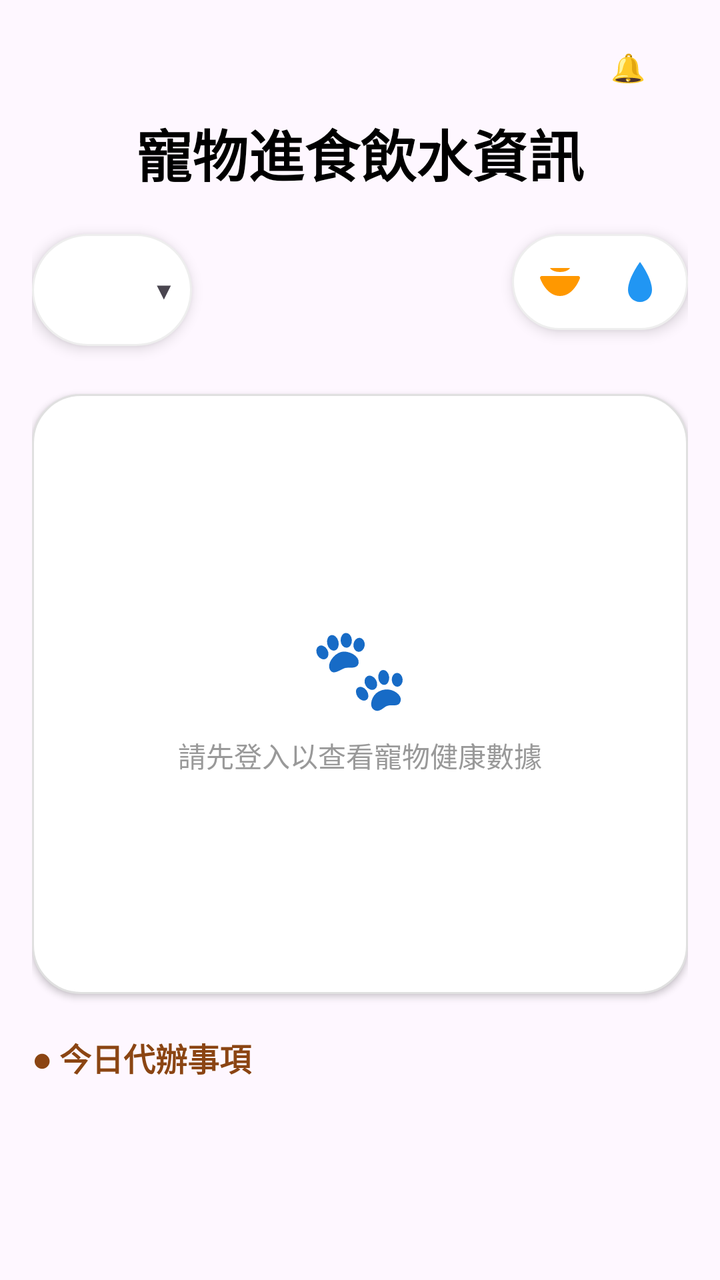
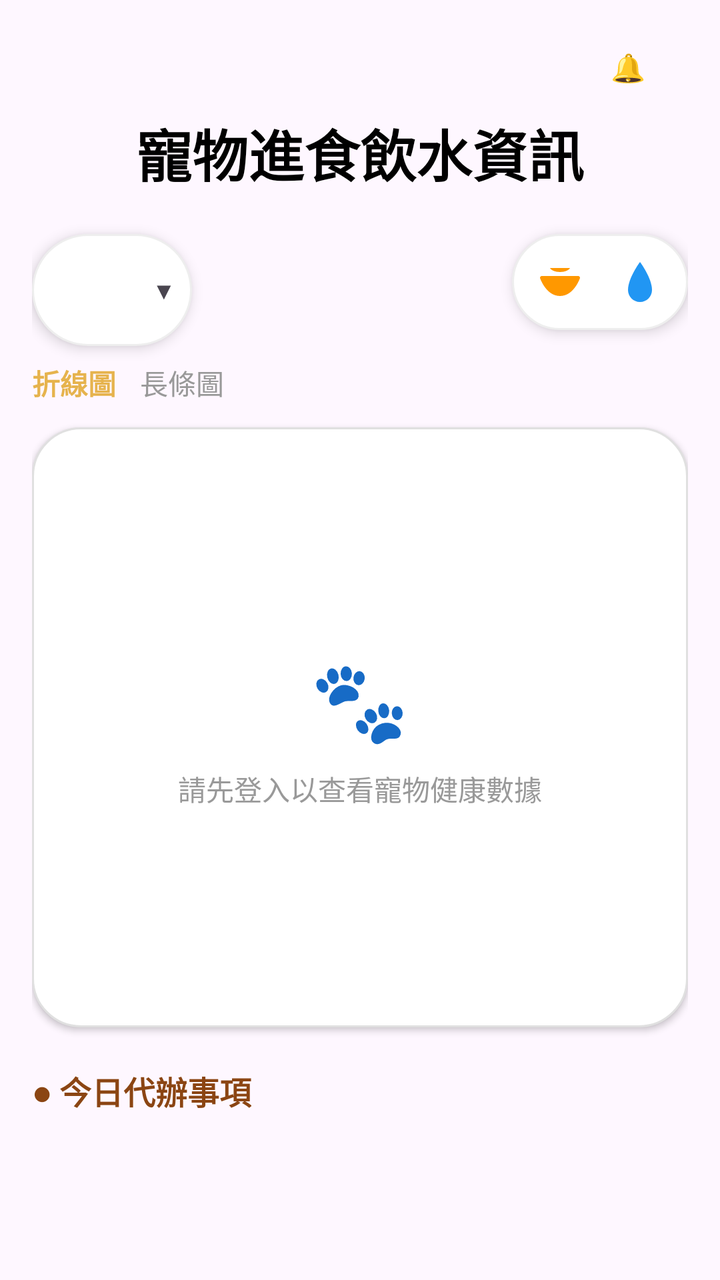

Before-and-after screenshots of an Android layout around one commit, followed by the original layout XML and the change that was made.
<!-- AndroidManifest.xml: application theme Theme.Pet_app -->
<!-- res/layout/fragment_home.xml -->
<?xml version="1.0" encoding="utf-8"?>
<androidx.constraintlayout.widget.ConstraintLayout xmlns:android="http://schemas.android.com/apk/res/android"
    xmlns:app="http://schemas.android.com/apk/res-auto"
    xmlns:tools="http://schemas.android.com/tools"
    android:layout_width="match_parent"
    android:layout_height="match_parent"
    android:padding="16dp">

    <TextView
        android:id="@+id/tv_title"
        android:layout_width="wrap_content"
        android:layout_height="wrap_content"
        android:text="寵物進食飲水資訊"
        android:textSize="28sp"
        android:textStyle="bold"
        android:textColor="#000000"
        app:layout_constraintTop_toTopOf="parent"
        app:layout_constraintStart_toStartOf="parent"
        app:layout_constraintEnd_toEndOf="parent"
        android:layout_marginTop="40dp"/>

    <FrameLayout
        android:id="@+id/btn_notification"
        android:layout_width="60dp"
        android:layout_height="35dp"
        android:background="@drawable/bg_notification_pill"
        android:clickable="true"
        android:focusable="true"
        android:foreground="?attr/selectableItemBackground"
        app:layout_constraintTop_toTopOf="parent"
        app:layout_constraintEnd_toEndOf="parent">

        <TextView
            android:layout_width="wrap_content"
            android:layout_height="wrap_content"
            android:layout_gravity="center"
            android:text="🔔" />
    </FrameLayout>

    <LinearLayout
        android:id="@+id/pet_selector"
        android:layout_width="wrap_content"
        android:layout_height="wrap_content"
        android:orientation="horizontal"
        android:background="@drawable/bg_white_rounded_capsule"
        android:elevation="4dp"
        android:padding="8dp"
        android:gravity="center_vertical"
        android:clickable="true"
        android:focusable="true"
        app:layout_constraintTop_toBottomOf="@id/tv_title"
        app:layout_constraintStart_toStartOf="parent"
        android:layout_marginTop="20dp">

        <com.google.android.material.imageview.ShapeableImageView
            android:id="@+id/img_pet_avatar"
            android:layout_width="40dp"
            android:layout_height="40dp"
            android:src="@drawable/cat_flower"
            android:clickable="false"
            android:focusable="false"
            app:shapeAppearanceOverlay="@style/CircleImageStyle"/>

        <TextView
            android:id="@+id/tv_pet_name"
            android:layout_width="wrap_content"
            android:layout_height="wrap_content"
            android:text=""
            android:textStyle="bold"
            android:clickable="false"
            android:focusable="false"
            android:layout_marginStart="8dp"
            android:layout_marginEnd="4dp"/>

        <TextView
            android:layout_width="wrap_content"
            android:layout_height="wrap_content"
            android:text="▼"
            android:clickable="false"
            android:focusable="false"
            android:textSize="12sp"/>
    </LinearLayout>

    <LinearLayout
        android:layout_width="wrap_content"
        android:layout_height="wrap_content"
        android:background="@drawable/bg_white_rounded_capsule"
        android:elevation="4dp"
        android:padding="4dp"
        app:layout_constraintTop_toTopOf="@id/pet_selector"
        app:layout_constraintEnd_toEndOf="parent">

        <ImageButton
            android:id="@+id/iv_food_tab"
            android:layout_width="40dp"
            android:layout_height="40dp"
            app:srcCompat="@drawable/ic_food_bowl_orange"
            android:background="@android:color/transparent"/>

        <ImageButton
            android:id="@+id/iv_water_tab"
            android:layout_width="40dp"
            android:layout_height="40dp"
            app:srcCompat="@drawable/ic_water_drop_blue"
            android:background="@android:color/transparent"/>
    </LinearLayout>

    <FrameLayout
        android:id="@+id/data_container"
        android:layout_width="0dp"
        android:layout_height="300dp"
        android:layout_marginTop="24dp"
        android:background="@drawable/bg_white_rounded_card"
        android:elevation="2dp"
        app:layout_constraintTop_toBottomOf="@id/pet_selector"
        app:layout_constraintStart_toStartOf="parent"
        app:layout_constraintEnd_toEndOf="parent">

        <com.github.mikephil.charting.charts.LineChart
            android:id="@+id/chart_view"
            android:layout_width="match_parent"
            android:layout_height="match_parent"
            android:padding="10dp"
            android:visibility="gone" />

        <LinearLayout
            android:id="@+id/layout_login_hint"
            android:layout_width="wrap_content"
            android:layout_height="wrap_content"
            android:layout_gravity="center"
            android:gravity="center"
            android:orientation="vertical"
            android:visibility="visible">

            <TextView
                android:layout_width="wrap_content"
                android:layout_height="wrap_content"
                android:text="🐾"
                android:textSize="40sp" />

            <TextView
                android:id="@+id/tv_login_hint"
                android:layout_width="wrap_content"
                android:layout_height="wrap_content"
                android:layout_marginTop="8dp"
                android:text="請先登入以查看寵物健康數據"
                android:textColor="#999999"
                android:textSize="14sp" />
        </LinearLayout>

    </FrameLayout>

    <TextView
        android:id="@+id/tv_health_alert"
        android:layout_width="match_parent"
        android:layout_height="wrap_content"
        android:layout_marginTop="12dp"
        android:background="#FFF0F0"
        android:padding="12dp"
        android:text="● 健康異常警示"
        android:textColor="#FF0000"
        android:textSize="14sp"
        android:textStyle="bold"
        android:visibility="gone"
        app:layout_constraintTop_toBottomOf="@id/data_container"
        app:layout_constraintStart_toStartOf="parent" />

    <TextView
        android:id="@+id/tv_todo_label"
        android:layout_width="wrap_content"
        android:layout_height="wrap_content"
        android:text="● 今日代辦事項"
        android:textColor="#8B4513"
        android:textSize="16sp"
        android:textStyle="bold"
        android:layout_marginTop="20dp"
        app:layout_constraintTop_toBottomOf="@id/tv_health_alert"
        app:layout_constraintStart_toStartOf="parent" />

    <androidx.recyclerview.widget.RecyclerView
        android:id="@+id/rv_home_events"
        android:layout_width="match_parent"
        android:layout_height="0dp"
        android:layout_marginTop="10dp"
        android:layout_marginBottom="16dp"
        app:layout_constraintTop_toBottomOf="@id/tv_todo_label"
        app:layout_constraintBottom_toBottomOf="parent"
        app:layout_constraintStart_toStartOf="parent"
        app:layout_constraintEnd_toEndOf="parent" />

</androidx.constraintlayout.widget.ConstraintLayout>
<!-- resources referenced by this layout -->
<resources>
  <!-- drawable bg_notification_pill (drawable) -->
  <?xml version="1.0" encoding="utf-8"?>
  <selector xmlns:android="http://schemas.android.com/apk/res/android">
  
  </selector>
  <!-- drawable bg_white_rounded_capsule (drawable) -->
  <?xml version="1.0" encoding="utf-8"?>
  <shape xmlns:android="http://schemas.android.com/apk/res/android">
      <solid android:color="#FFFFFF" />
      <corners android:radius="100dp" />
      <stroke android:width="1dp" android:color="#EEEEEE" />
  </shape>
  <!-- drawable bg_white_rounded_card (drawable) -->
  <?xml version="1.0" encoding="utf-8"?>
  <shape xmlns:android="http://schemas.android.com/apk/res/android">
      <solid android:color="#FFFFFF" />
      <corners android:radius="24dp" />
      <stroke android:width="1dp" android:color="#E0E0E0" />
  </shape>
  <!-- drawable cat_flower (drawable) -->
  <?xml version="1.0" encoding="utf-8"?>
  <selector xmlns:android="http://schemas.android.com/apk/res/android">
  
  </selector>
  <!-- drawable ic_food_bowl_orange (drawable) -->
  <vector xmlns:android="http://schemas.android.com/apk/res/android"
      android:width="24dp"
      android:height="24dp"
      android:viewportWidth="24"
      android:viewportHeight="24">
      <path
          android:fillColor="#FF9800"
          android:pathData="M22,10C22,10 19,19 12,19C5,19 2,10 2,10C2,10 2,9 3,9H21C22,9 22,10 22,10ZM7,5C7,5 8,7 12,7C16,7 17,5 17,5H7Z"/>
  </vector>
  <!-- drawable ic_water_drop_blue (drawable) -->
  <vector xmlns:android="http://schemas.android.com/apk/res/android"
      android:width="24dp"
      android:height="24dp"
      android:viewportWidth="24"
      android:viewportHeight="24">
    <path
        android:fillColor="#2196F3"
        android:pathData="M12,2C12,2 6,10 6,16C6,19.31 8.69,22 12,22C15.31,22 18,19.31 18,16C18,10 12,2 12,2Z"/>
  </vector>
  <style name="CircleImageStyle">
          <item name="cornerSize">50%</item>
          <item name="cornerFamily">rounded</item>
      </style>
  <style name="Theme.Pet_app" parent="Base.Theme.Pet_app" />
  <style name="Base.Theme.Pet_app" parent="Theme.Material3.DayNight.NoActionBar">
          
          
      </style>
</resources>

<!-- the commit's change to res/layout/fragment_home.xml (unified diff, before → after) -->
@@ -105,19 +105,58 @@
             android:background="@android:color/transparent"/>
     </LinearLayout>
 
+    <LinearLayout
+        android:id="@+id/layout_chart_switch"
+        android:layout_width="wrap_content"
+        android:layout_height="wrap_content"
+        android:orientation="horizontal"
+        android:layout_marginTop="8dp"
+        app:layout_constraintTop_toBottomOf="@id/pet_selector"
+        app:layout_constraintStart_toStartOf="parent">
+
+        <TextView
+            android:id="@+id/tv_line_type"
+            android:layout_width="wrap_content"
+            android:layout_height="wrap_content"
+            android:text="折線圖"
+            android:textSize="14sp"
+            android:textStyle="bold"
+            android:textColor="#E6B34D"
+            android:paddingEnd="12dp"
+            android:clickable="true"
+            android:focusable="true"/>
+
+        <TextView
+            android:id="@+id/tv_bar_type"
+            android:layout_width="wrap_content"
+            android:layout_height="wrap_content"
+            android:text="長條圖"
+            android:textSize="14sp"
+            android:textColor="#999999"
+            android:clickable="true"
+            android:focusable="true"/>
+    </LinearLayout>
+
     <FrameLayout
         android:id="@+id/data_container"
         android:layout_width="0dp"
         android:layout_height="300dp"
-        android:layout_marginTop="24dp"
+        android:layout_marginTop="12dp"
         android:background="@drawable/bg_white_rounded_card"
         android:elevation="2dp"
-        app:layout_constraintTop_toBottomOf="@id/pet_selector"
+        app:layout_constraintTop_toBottomOf="@id/layout_chart_switch"
         app:layout_constraintStart_toStartOf="parent"
         app:layout_constraintEnd_toEndOf="parent">
 
         <com.github.mikephil.charting.charts.LineChart
             android:id="@+id/chart_view"
+            android:layout_width="match_parent"
+            android:layout_height="match_parent"
+            android:padding="10dp"
+            android:visibility="gone" />
+
+        <com.github.mikephil.charting.charts.BarChart
+            android:id="@+id/bar_chart_view"
             android:layout_width="match_parent"
             android:layout_height="match_parent"
             android:padding="10dp"
